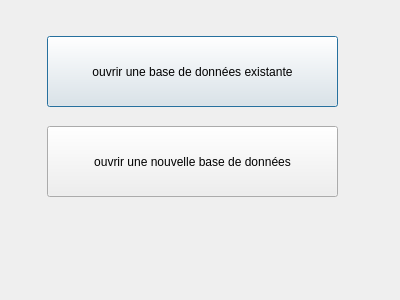
albinpoignot/QtProject, file accueil.ui: the form before one commit.
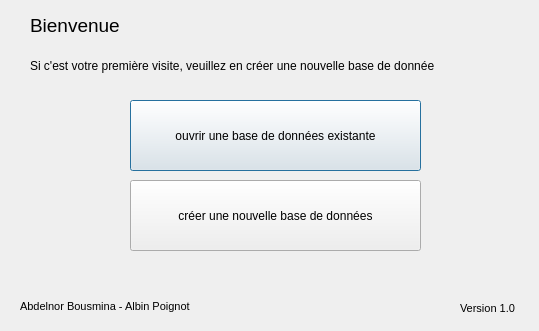
The form after the commit.

Commit message: ajout dans la menu bar de l'aide permettant d'ouvrir le fichier modeemploi, ajout de différents labels pour aider à la navigation

What changed in the file:
```diff
--- a/accueil.ui
+++ b/accueil.ui
@@ -6,8 +6,8 @@
    <rect>
     <x>0</x>
     <y>0</y>
-    <width>400</width>
-    <height>300</height>
+    <width>539</width>
+    <height>331</height>
    </rect>
   </property>
   <property name="windowTitle">
@@ -16,8 +16,8 @@
   <widget class="QPushButton" name="pushButton">
    <property name="geometry">
     <rect>
-     <x>47</x>
-     <y>36</y>
+     <x>130</x>
+     <y>100</y>
      <width>291</width>
      <height>71</height>
     </rect>
@@ -29,14 +29,81 @@
   <widget class="QPushButton" name="pushButton_2">
    <property name="geometry">
     <rect>
-     <x>47</x>
-     <y>126</y>
+     <x>130</x>
+     <y>180</y>
      <width>291</width>
      <height>71</height>
     </rect>
    </property>
    <property name="text">
-    <string>ouvrir une nouvelle base de données</string>
+    <string>créer une nouvelle base de données</string>
+   </property>
+  </widget>
+  <widget class="QLabel" name="label">
+   <property name="geometry">
+    <rect>
+     <x>30</x>
+     <y>10</y>
+     <width>101</width>
+     <height>31</height>
+    </rect>
+   </property>
+   <property name="font">
+    <font>
+     <pointsize>14</pointsize>
+    </font>
+   </property>
+   <property name="text">
+    <string>Bienvenue</string>
+   </property>
+  </widget>
+  <widget class="QLabel" name="label_2">
+   <property name="geometry">
+    <rect>
+     <x>30</x>
+     <y>50</y>
+     <width>441</width>
+     <height>31</height>
+    </rect>
+   </property>
+   <property name="text">
+    <string>Si c'est votre première visite, veuillez en créer une nouvelle base de donnée</string>
+   </property>
+  </widget>
+  <widget class="QLabel" name="label_3">
+   <property name="geometry">
+    <rect>
+     <x>20</x>
+     <y>296</y>
+     <width>171</width>
+     <height>21</height>
+    </rect>
+   </property>
+   <property name="font">
+    <font>
+     <pointsize>8</pointsize>
+    </font>
+   </property>
+   <property name="text">
+    <string>Abdelnor Bousmina - Albin Poignot</string>
+   </property>
+  </widget>
+  <widget class="QLabel" name="label_4">
+   <property name="geometry">
+    <rect>
+     <x>460</x>
+     <y>300</y>
+     <width>61</width>
+     <height>17</height>
+    </rect>
+   </property>
+   <property name="font">
+    <font>
+     <pointsize>8</pointsize>
+    </font>
+   </property>
+   <property name="text">
+    <string>Version 1.0</string>
    </property>
   </widget>
  </widget>
```
The commit also changes 17 other files.
